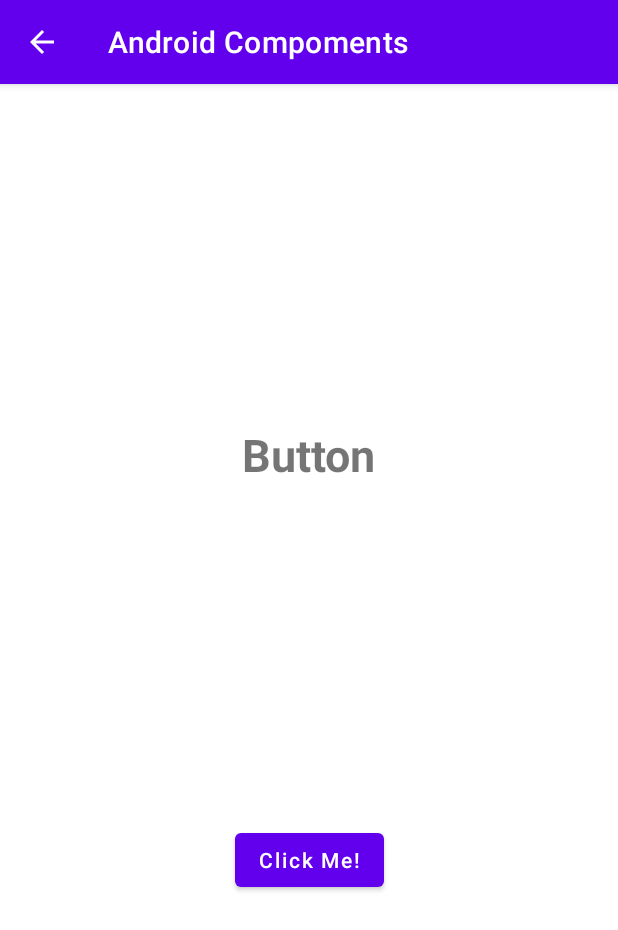
After one commit to ShahedMohammadHridoy/android-common, an Android app: the ButtonActivity screen opened directly, with no data from a screen before it, on a phone screen of 412 x 824 dp. The commit adds this screen. Shown: the top 930 px of the screen. Run offline under Robolectric (Android 15) with nearby library versions, the phone set to English and light mode, and no system bars.

Commit message:
Button activity

```diff
--- a/app/src/main/AndroidManifest.xml
+++ b/app/src/main/AndroidManifest.xml
@@ -11,6 +11,10 @@
         android:supportsRtl="true"
         android:theme="@style/Theme.AndroidCompoments"
         tools:targetApi="31">
+        <activity
+            android:name=".ButtonActivity"
+            android:exported="false"
+            android:parentActivityName=".MainActivity" />
         <activity
             android:name=".TextViewActivity"
             android:exported="false"
--- /dev/null
+++ b/app/src/main/java/com/shahed/androidcompoments/ButtonActivity.java
@@ -0,0 +1,30 @@
+package com.shahed.androidcompoments;
+
+import androidx.appcompat.app.AppCompatActivity;
+
+import android.os.Bundle;
+import android.view.View;
+import android.widget.Button;
+import android.widget.Toast;
+
+import java.util.Objects;
+
+public class ButtonActivity extends AppCompatActivity {
+    Button buttonBtn;
+
+    @Override
+    protected void onCreate(Bundle savedInstanceState) {
+        super.onCreate(savedInstanceState);
+        setContentView(R.layout.activity_button);
+        Objects.requireNonNull(getSupportActionBar()).setDisplayHomeAsUpEnabled(true);
+        buttonBtn = findViewById(R.id.button_btn);
+
+
+        buttonBtn.setOnClickListener(new View.OnClickListener() {
+            @Override
+            public void onClick(View v) {
+                Toast.makeText(ButtonActivity.this, "Button pressed", Toast.LENGTH_SHORT).show();
+            }
+        });
+    }
+}
--- /dev/null
+++ b/app/src/main/res/layout/activity_button.xml
@@ -0,0 +1,33 @@
+<?xml version="1.0" encoding="utf-8"?>
+<androidx.constraintlayout.widget.ConstraintLayout xmlns:android="http://schemas.android.com/apk/res/android"
+    xmlns:app="http://schemas.android.com/apk/res-auto"
+    xmlns:tools="http://schemas.android.com/tools"
+    android:layout_width="match_parent"
+    android:layout_height="match_parent"
+    tools:context=".ButtonActivity">
+
+    <TextView
+        android:id="@+id/heading_button"
+        android:layout_width="wrap_content"
+        android:layout_height="wrap_content"
+        android:text="@string/button"
+        android:textSize="30sp"
+        android:textStyle="bold"
+        app:layout_constraintBottom_toTopOf="@id/button_btn"
+        app:layout_constraintEnd_toEndOf="parent"
+        app:layout_constraintStart_toStartOf="parent"
+        app:layout_constraintTop_toTopOf="parent" />
+
+    <Button
+        android:id="@+id/button_btn"
+        android:layout_width="wrap_content"
+        android:layout_height="wrap_content"
+        android:text="@string/click_me"
+        android:textAllCaps="false"
+        app:layout_constraintBottom_toBottomOf="parent"
+        app:layout_constraintEnd_toEndOf="parent"
+        app:layout_constraintStart_toStartOf="parent"
+        app:layout_constraintTop_toBottomOf="@id/heading_button" />
+
+
+</androidx.constraintlayout.widget.ConstraintLayout>
--- a/app/src/main/res/layout/activity_main.xml
+++ b/app/src/main/res/layout/activity_main.xml
@@ -41,6 +41,7 @@
                     android:textAllCaps="false" />
 
                 <Button
+                    android:id="@+id/button_button"
                     style="?android:attr/buttonBarButtonStyle"
                     android:layout_width="wrap_content"
                     android:layout_height="wrap_content"
--- a/app/src/main/res/values/strings.xml
+++ b/app/src/main/res/values/strings.xml
@@ -5,4 +5,5 @@
     <string name="textview">TextView</string>
     <string name="imageview">ImageView</string>
     <string name="lorem_ipsum">Lorem Ipsum is simply dummy text of the printing and typesetting industry. Lorem Ipsum has been the industry\'s standard dummy text ever since the 1500s, when an unknown printer took a galley of type and scrambled it to make a type specimen book. It has survived not only five centuries, but also the leap into electronic typesetting, remaining essentially unchanged. It was popularised in the 1960s with the release of Letraset sheets containing Lorem Ipsum passages, and more recently with desktop publishing software like Aldus PageMaker including versions of Lorem Ipsum.</string>
+    <string name="click_me">Click Me!</string>
 </resources>
--- a/build.gradle
+++ b/build.gradle
@@ -1,5 +1,5 @@
 // Top-level build file where you can add configuration options common to all sub-projects/modules.
 plugins {
-    id 'com.android.application' version '7.4.0' apply false
-    id 'com.android.library' version '7.4.0' apply false
+    id 'com.android.application' version '7.4.1' apply false
+    id 'com.android.library' version '7.4.1' apply false
 }
```
Also changed, not shown: app/src/main/java/com/shahed/androidcompoments/MainActivity.java (+10 -8 lines).
